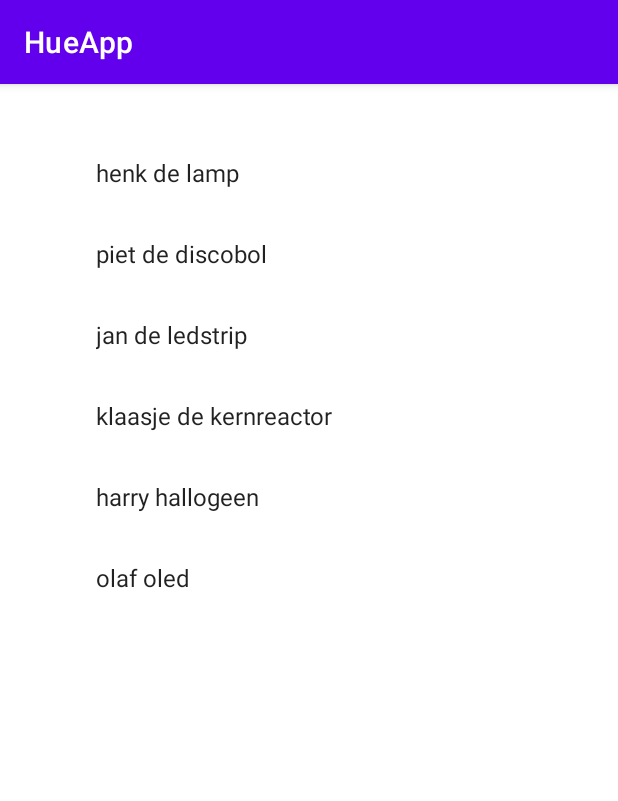
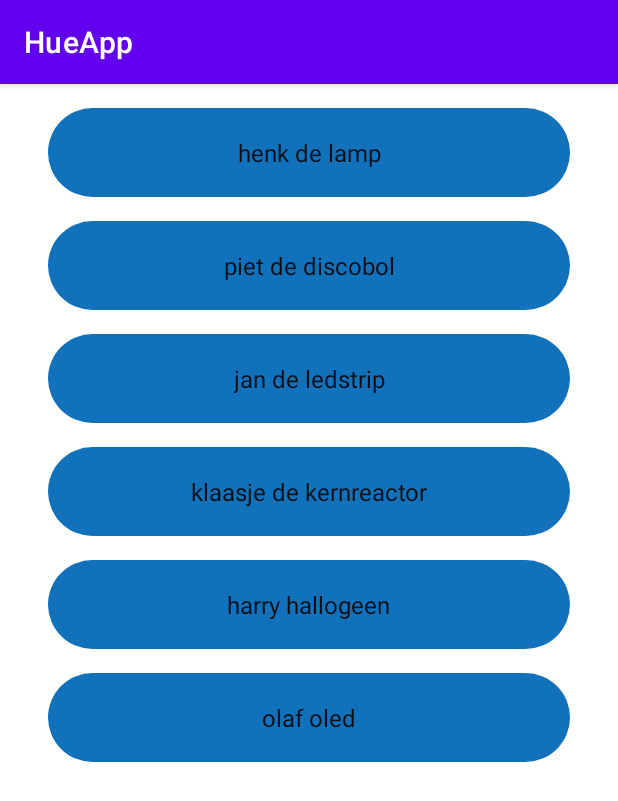
Before and after one commit to TONI330/TDMD-Opdracht-Hue-app, an Android app: the screen it shows after launch (MainActivity), on a phone screen of 412 x 824 dp. Shown: the top 801 px of the screen. Run offline under Robolectric (Android 15) with nearby library versions, the phone set to English and light mode, and no system bars; our stand-ins replace Volley; network calls fail.

Commit message:
heb het mooier gemaakt

```diff
--- a/HueApp/app/src/main/java/com/example/hueapp/MainActivity.java
+++ b/HueApp/app/src/main/java/com/example/hueapp/MainActivity.java
@@ -36,10 +36,10 @@ public class MainActivity extends AppCompatActivity {
 
         int orientation = getResources().getConfiguration().orientation;
         if (orientation == Configuration.ORIENTATION_PORTRAIT) {
-            transaction.add(R.id.portraitFragment, OverviewFragment.class, null);
+            transaction.replace(R.id.portraitFragment, OverviewFragment.class, null);
         } else {
-            transaction.add(R.id.overviewFragment, OverviewFragment.class, null);
-            transaction.add(R.id.detailFragment, DetailFragment.class, null);
+            transaction.replace(R.id.overviewFragment, OverviewFragment.class, null);
+            transaction.replace(R.id.detailFragment, DetailFragment.class, null);
         }
 
         transaction.addToBackStack(null);
--- /dev/null
+++ b/HueApp/app/src/main/res/drawable/rounded_square.xml
@@ -0,0 +1,18 @@
+<shape xmlns:android="http://schemas.android.com/apk/res/android">
+    <corners
+        android:bottomLeftRadius="30dp"
+        android:bottomRightRadius="30dp"
+        android:topLeftRadius="30dp"
+        android:topRightRadius="30dp" />
+    <solid android:color="#1271BB" />
+
+<!--    <stroke-->
+<!--        android:width="5dp"-->
+<!--        android:color="#1271BB" />-->
+
+    <padding
+        android:bottom="1dp"
+        android:left="1dp"
+        android:right="1dp"
+        android:top="1dp" />
+</shape>
--- a/HueApp/app/src/main/res/layout-land/activity_main.xml
+++ b/HueApp/app/src/main/res/layout-land/activity_main.xml
@@ -12,10 +12,10 @@
         android:id="@+id/overviewFragment"
         android:layout_width="0dp"
         android:layout_height="0dp"
-        android:layout_marginStart="32dp"
-        android:layout_marginTop="32dp"
-        android:layout_marginEnd="32dp"
-        android:layout_marginBottom="32dp"
+        android:layout_marginStart="8dp"
+        android:layout_marginTop="8dp"
+        android:layout_marginEnd="8dp"
+        android:layout_marginBottom="8dp"
         app:layout_constraintBottom_toBottomOf="parent"
         app:layout_constraintEnd_toStartOf="@+id/detailFragment"
         app:layout_constraintHorizontal_bias="0.5"
@@ -27,10 +27,10 @@
         android:id="@+id/detailFragment"
         android:layout_width="0dp"
         android:layout_height="0dp"
-        android:layout_marginStart="32dp"
-        android:layout_marginTop="32dp"
-        android:layout_marginEnd="32dp"
-        android:layout_marginBottom="32dp"
+        android:layout_marginStart="8dp"
+        android:layout_marginTop="8dp"
+        android:layout_marginEnd="8dp"
+        android:layout_marginBottom="8dp"
         app:layout_constraintBottom_toBottomOf="parent"
         app:layout_constraintEnd_toEndOf="parent"
         app:layout_constraintHorizontal_bias="0.5"
--- a/HueApp/app/src/main/res/layout/activity_main.xml
+++ b/HueApp/app/src/main/res/layout/activity_main.xml
@@ -12,10 +12,10 @@
         android:id="@+id/portraitFragment"
         android:layout_width="0dp"
         android:layout_height="0dp"
-        android:layout_marginStart="32dp"
-        android:layout_marginTop="32dp"
-        android:layout_marginEnd="32dp"
-        android:layout_marginBottom="32dp"
+        android:layout_marginStart="8dp"
+        android:layout_marginTop="8dp"
+        android:layout_marginEnd="8dp"
+        android:layout_marginBottom="8dp"
         app:layout_constraintBottom_toBottomOf="parent"
         app:layout_constraintEnd_toEndOf="parent"
         app:layout_constraintHorizontal_bias="0.5"
--- a/HueApp/app/src/main/res/layout/detail_fragment.xml
+++ b/HueApp/app/src/main/res/layout/detail_fragment.xml
@@ -7,14 +7,28 @@
     android:layout_height="match_parent"
     tools:context=".DetailFragment">
 
+    <ImageView
+        android:id="@+id/imageView3"
+        android:layout_width="0dp"
+        android:layout_height="0dp"
+        android:adjustViewBounds="true"
+        android:scaleType="centerInside"
+        android:src="@drawable/rounded_square"
+        app:layout_constraintBottom_toBottomOf="parent"
+        app:layout_constraintEnd_toEndOf="parent"
+        app:layout_constraintStart_toStartOf="parent"
+        app:layout_constraintTop_toTopOf="parent" />
+
     <TextView
         android:id="@+id/basicBitch"
         android:layout_width="wrap_content"
         android:layout_height="wrap_content"
         android:text="@string/placeholder"
-        app:layout_constraintBottom_toBottomOf="parent"
-        app:layout_constraintEnd_toEndOf="parent"
-        app:layout_constraintStart_toStartOf="parent"
-        app:layout_constraintTop_toTopOf="parent" />
+        android:textSize="30sp"
+        app:layout_constraintBottom_toBottomOf="@+id/imageView3"
+        app:layout_constraintEnd_toEndOf="@+id/imageView3"
+        app:layout_constraintStart_toStartOf="@+id/imageView3"
+        app:layout_constraintTop_toTopOf="@+id/imageView3"
+        app:layout_constraintVertical_bias="0.050000012" />
 
 </androidx.constraintlayout.widget.ConstraintLayout>
--- a/HueApp/app/src/main/res/layout/lamp_list_item.xml
+++ b/HueApp/app/src/main/res/layout/lamp_list_item.xml
@@ -1,15 +1,34 @@
 <?xml version="1.0" encoding="utf-8"?>
-<LinearLayout xmlns:android="http://schemas.android.com/apk/res/android"
-    android:layout_width="wrap_content"
-    android:layout_height="wrap_content"
-    android:orientation="horizontal"
-    >
+<androidx.constraintlayout.widget.ConstraintLayout xmlns:android="http://schemas.android.com/apk/res/android"
+    xmlns:app="http://schemas.android.com/apk/res-auto"
+    android:id="@+id/linearLayout"
+    android:layout_width="match_parent"
+    android:layout_height="75dp">
+
+    <ImageView
+        android:id="@+id/imageView2"
+        android:layout_width="0dp"
+        android:layout_height="0dp"
+        android:layout_marginStart="8dp"
+        android:layout_marginTop="8dp"
+        android:layout_marginEnd="8dp"
+        android:layout_marginBottom="8dp"
+        android:adjustViewBounds="true"
+        android:scaleType="centerInside"
+        app:layout_constraintBottom_toBottomOf="parent"
+        app:layout_constraintEnd_toEndOf="parent"
+        app:layout_constraintStart_toStartOf="parent"
+        app:layout_constraintTop_toTopOf="parent"
+        app:srcCompat="@drawable/rounded_square" />
 
     <TextView
         android:id="@+id/item_number"
         android:layout_width="wrap_content"
         android:layout_height="wrap_content"
-        android:layout_margin="@dimen/text_margin"
-        android:textAppearance="?attr/textAppearanceListItem" />
+        android:textAppearance="?attr/textAppearanceListItem"
+        app:layout_constraintBottom_toBottomOf="parent"
+        app:layout_constraintEnd_toEndOf="parent"
+        app:layout_constraintStart_toStartOf="parent"
+        app:layout_constraintTop_toTopOf="parent" />
 
-</LinearLayout>
+</androidx.constraintlayout.widget.ConstraintLayout>
```
